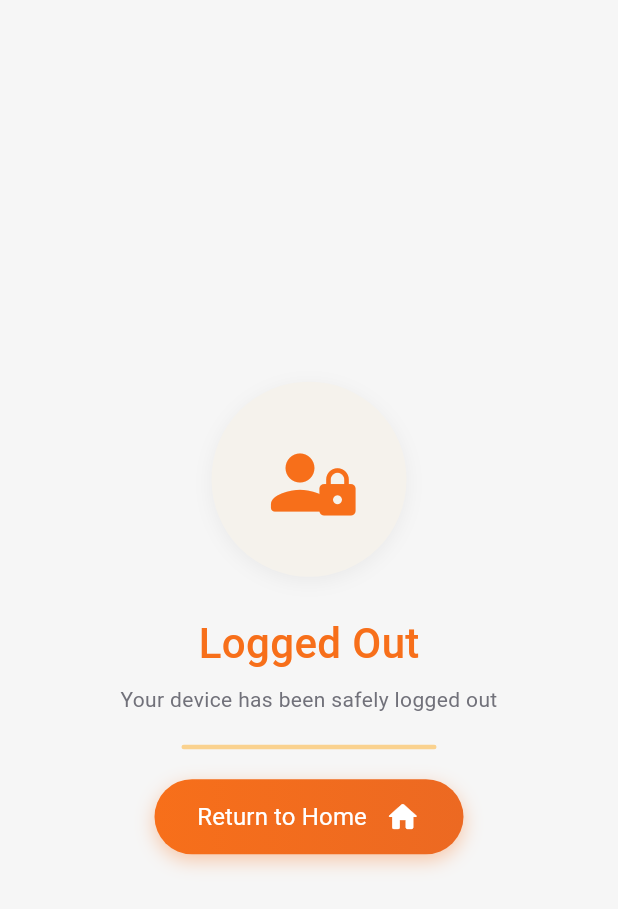
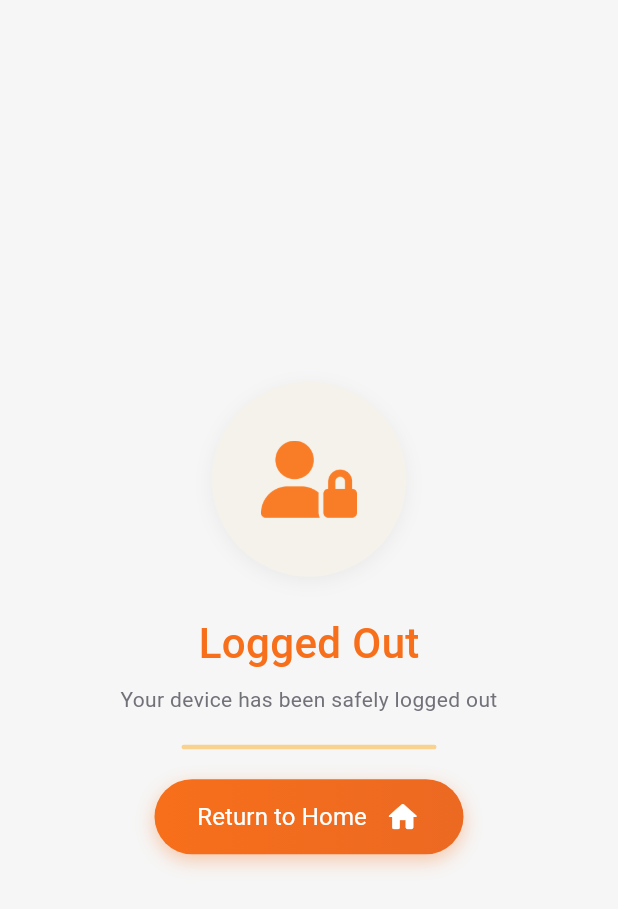
Before and after one commit to Aditya30081/dekho_agent, a Flutter app: the LoggedOutScreen screen opened directly, on a phone screen of 412 x 824 dp. Shown: the top 909 px of the screen. Run offline on Flutter 3.47's test engine with Material 3 defaults, Android fonts, the phone set to English and light mode, and no system bars; our stand-ins replace device_info_plus, flutter_html, fluttertoast, package_info_plus, shared_preferences; missing offline and left inert: apk_sideload; accounts and stored records are empty.

Commit message:
image updated

```diff
--- a/lib/screens/LoggedOutScreen.dart
+++ b/lib/screens/LoggedOutScreen.dart
@@ -32,24 +32,9 @@ class LoggedOutScreen extends StatelessWidget {
                   ),
                   child: Stack(
                     alignment: Alignment.center,
-                    children: const [
+                    children: [
                       Positioned(
-                        left: 30,
-                        top: 38,
-                        child: Icon(
-                          Icons.person_rounded,
-                          color: AppColors.primaryColor,
-                          size: 58,
-                        ),
-                      ),
-                      Positioned(
-                        right: 28,
-                        bottom: 38,
-                        child: Icon(
-                          Icons.lock_rounded,
-                          color: AppColors.primaryColor,
-                          size: 36,
-                        ),
+                        child: Image.asset('assets/logout.png', width: 64, height: 64),
                       ),
                     ],
                   ),
--- a/pubspec.yaml
+++ b/pubspec.yaml
@@ -105,6 +105,7 @@ flutter:
     - assets/star.png
     - assets/download.png
     - assets/logoutIcon.png
+    - assets/logout.png
 
   # To add assets to your application, add an assets section, like this:
   # assets:
```
Also changed, not shown: assets/logout.png (added).
